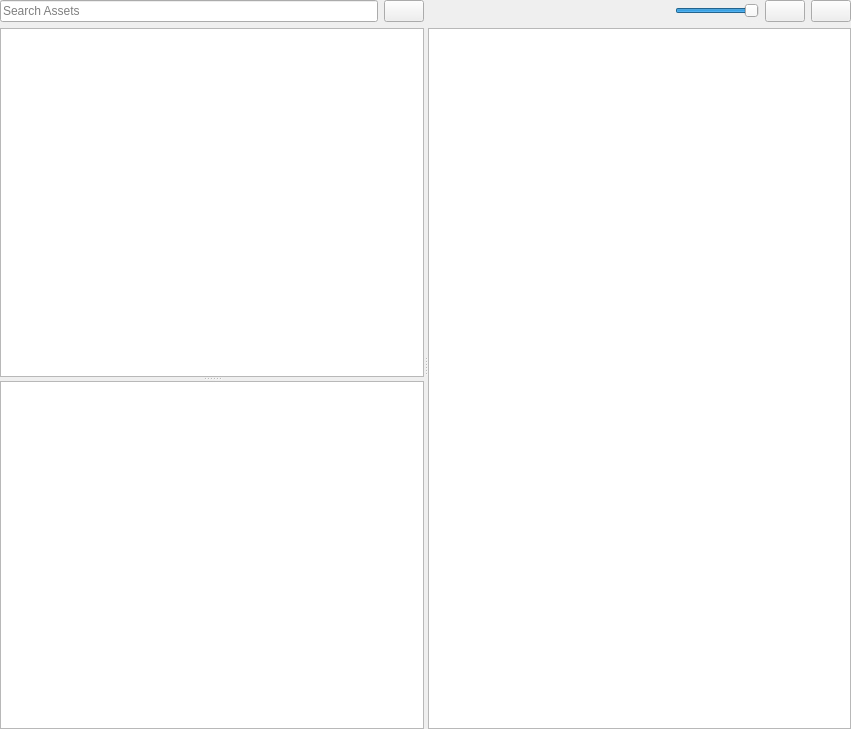
Qt form Tools/EditorFramework/Assets/AssetBrowserWidget.ui (ezEngine/ezEngine) before a commit.
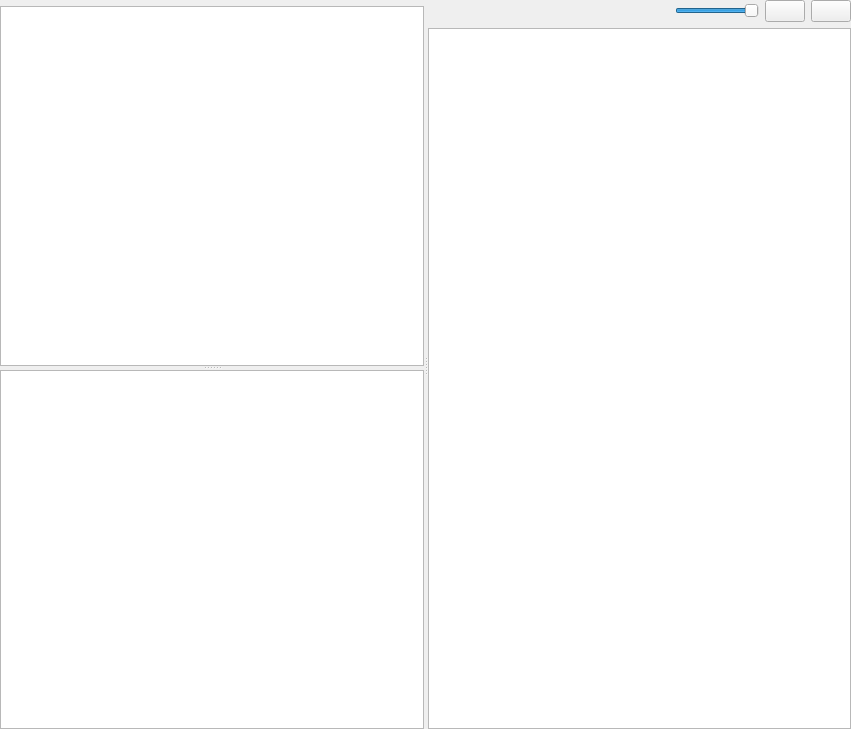
The same form after that commit. Icons and pictures are not drawn. Custom widgets are drawn as their Qt base class.

Commit message: * Added ezQtSearchWidget, which is a simple QLineEdit + QPushButton + configuration for searching stuff * Replaced the manual search widget stuff in the asset browser widget * Implemented a very basic filter on the scene tree

```diff
--- a/Tools/EditorFramework/Assets/AssetBrowserWidget.ui
+++ b/Tools/EditorFramework/Assets/AssetBrowserWidget.ui
@@ -41,28 +41,9 @@
       <bool>false</bool>
      </property>
      <widget class="QWidget" name="layoutWidget">
-      <layout class="QVBoxLayout" name="verticalLayout" stretch="0,1,3">
+      <layout class="QVBoxLayout" name="verticalLayout" stretch="0,1">
        <item>
-        <layout class="QHBoxLayout" name="horizontalLayout">
-         <item>
-          <widget class="QLineEdit" name="LineSearchFilter">
-           <property name="placeholderText">
-            <string>Search Assets</string>
-           </property>
-          </widget>
-         </item>
-         <item>
-          <widget class="QPushButton" name="ButtonClearSearch">
-           <property name="text">
-            <string/>
-           </property>
-           <property name="icon">
-            <iconset resource="../../../Code/Tools/GuiFoundation/QtResources/resources.qrc">
-             <normaloff>:/GuiFoundation/Icons/Delete16.png</normaloff>:/GuiFoundation/Icons/Delete16.png</iconset>
-           </property>
-          </widget>
-         </item>
-        </layout>
+        <widget class="ezQtSearchWidget" name="SearchWidget" native="true"/>
        </item>
        <item>
         <widget class="QSplitter" name="LeftSplitter">
@@ -202,6 +183,12 @@
    <extends>QListView</extends>
    <header location="global">EditorFramework/Assets/AssetBrowserView.moc.h</header>
   </customwidget>
+  <customwidget>
+   <class>ezQtSearchWidget</class>
+   <extends>QWidget</extends>
+   <header location="global">GuiFoundation/Widgets/SearchWidget.moc.h</header>
+   <container>1</container>
+  </customwidget>
  </customwidgets>
  <tabstops>
   <tabstop>LineSearchFilter</tabstop>
```
Left out of the diff: 2 changed lines with no effect on the pictures. The commit also changes 10 other files.
